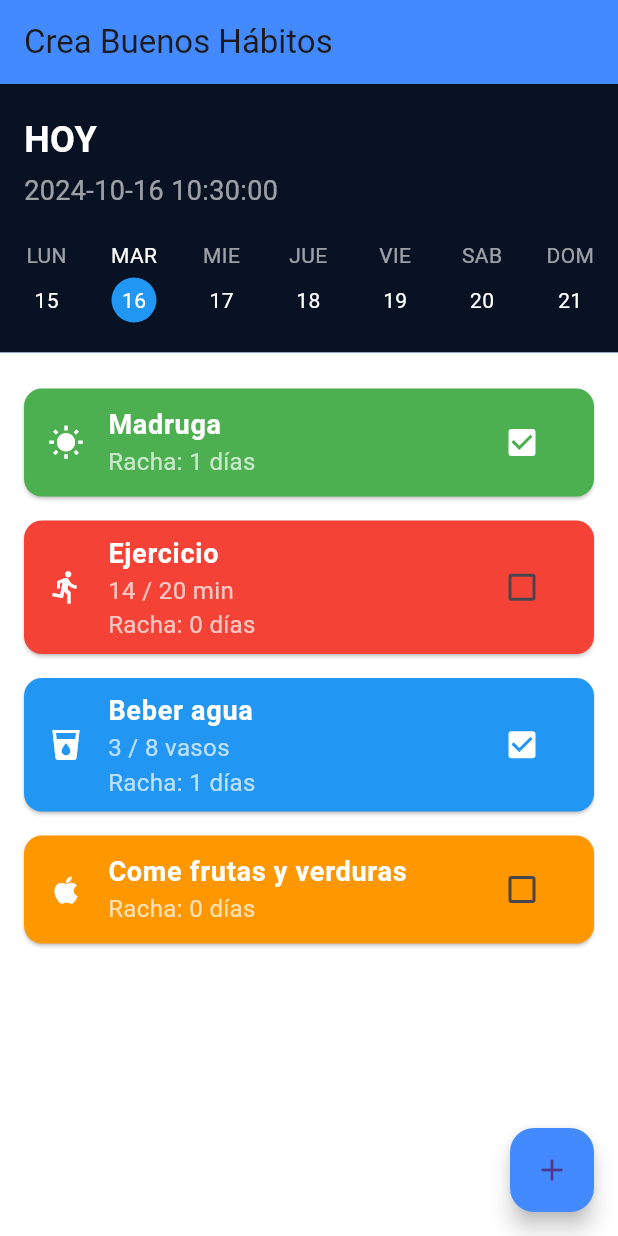
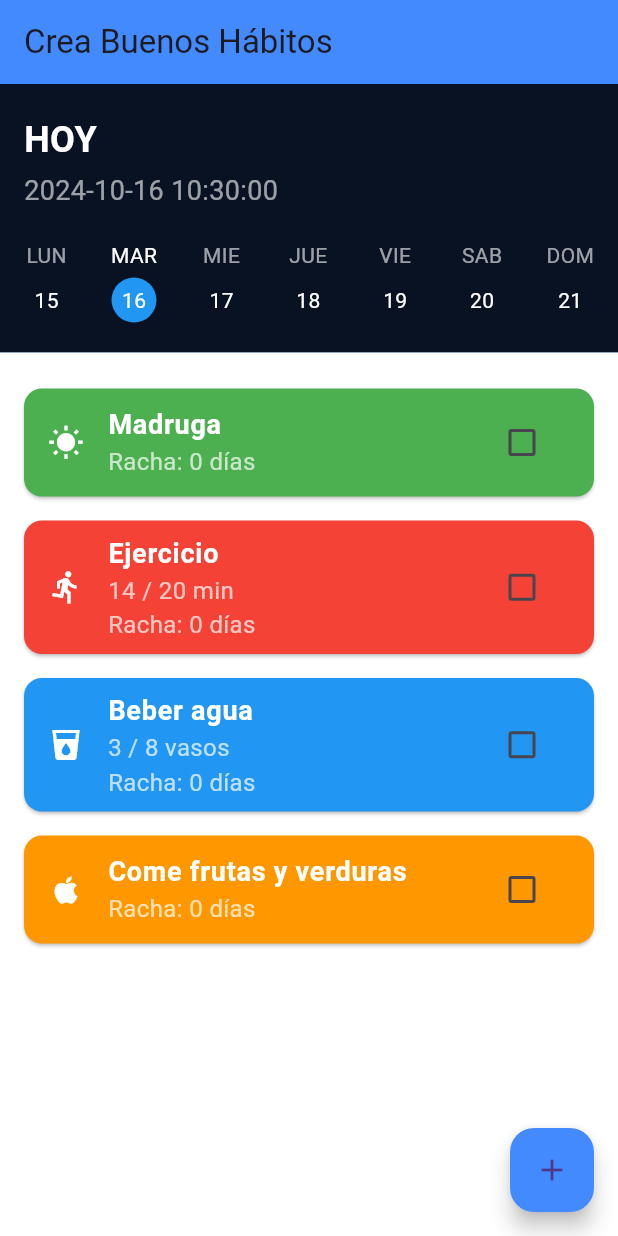
Before and after one commit to daniFlakk/habit_tracker, a Flutter app: the screen it shows after launch, on a phone screen of 412 x 824 dp. Run offline on Flutter 3.47's test engine with Material 3 defaults, Android fonts, the phone set to English and light mode, and no system bars.

Commit message:
Dejando de utilizar redundancia en los habitos

```diff
--- a/lib/pages/habit_tracker_app.dart
+++ b/lib/pages/habit_tracker_app.dart
@@ -2,13 +2,30 @@ import 'package:flutter/material.dart';
 import 'package:habit_tracker/widgets/calendar_select.dart';
 import 'package:habit_tracker/widgets/habit_list.dart';
 
+class HabitTrackerApp extends StatelessWidget {
+  const HabitTrackerApp({super.key});
+
+  @override
+  Widget build(BuildContext context) {
+    return MaterialApp(
+      debugShowCheckedModeBanner: false,
+      home: HabitTracker(),
+    );
+  }
+}
+
+// Vista principal que maneja el estado de los hábitos
+class HabitTracker extends StatefulWidget {
+  const HabitTracker({super.key});
+
+  @override
+  _HabitTrackerState createState() => _HabitTrackerState();
+}
+
 class _HabitTrackerState extends State<HabitTracker> {
-  int selectedDay =
-      DateTime.now().day; // Día seleccionado (inicialmente el día 5)
+  int selectedDay = DateTime.now().day; // Día seleccionado
 
-  // Mapa para guardar el estado de los hábitos por día
-  Map<int, List<Map<String, dynamic>>> habitsByDay = {
-    15: [
+  List<Map<String, dynamic>> habits = [
     {
       "name": "Madruga",
       "completed": false,
@@ -39,136 +56,170 @@ class _HabitTrackerState extends State<HabitTracker> {
       "color": Colors.orange,
       "icon": Icons.apple
     },
-    ],
-    16: [
-      {
-        "name": "Madruga",
-        "completed": true,
-        "streak": 1,
-        "color": Colors.green,
-        "icon": Icons.wb_sunny
-      },
-      {
-        "name": "Ejercicio",
-        "completed": false,
-        "streak": 0,
-        "progress": "14 / 20 min",
-        "color": Colors.red,
-        "icon": Icons.directions_run
-      },
-      {
-        "name": "Beber agua",
-        "completed": true,
-        "streak": 1,
-        "progress": "3 / 8 vasos",
-        "color": Colors.blue,
-        "icon": Icons.local_drink
-      },
-      {
-        "name": "Come frutas y verduras",
-        "completed": false,
-        "streak": 0,
-        "color": Colors.orange,
-        "icon": Icons.apple
-      },
-    ],
-    17: [
-      {
-        "name": "Madruga",
-        "completed": true,
-        "streak": 1,
-        "color": Colors.green,
-        "icon": Icons.wb_sunny
-      },
-      {
-        "name": "Ejercicio",
-        "completed": false,
-        "streak": 0,
-        "progress": "14 / 20 min",
-        "color": Colors.red,
-        "icon": Icons.directions_run
-      },
-      {
-        "name": "Beber agua",
-        "completed": true,
-        "streak": 1,
-        "progress": "3 / 8 vasos",
-        "color": Colors.blue,
-        "icon": Icons.local_drink
-      },
-      {
-        "name": "Come frutas y verduras",
-        "completed": false,
-        "streak": 0,
-        "color": Colors.orange,
-        "icon": Icons.apple
-      },
-    ],
-    18: [
-      {
-        "name": "Madruga",
-        "completed": true,
-        "streak": 1,
-        "color": Colors.green,
-        "icon": Icons.wb_sunny
-      },
-      {
-        "name": "Ejercicio",
-        "completed": false,
-        "streak": 0,
-        "progress": "14 / 20 min",
-        "color": Colors.red,
-        "icon": Icons.directions_run
-      },
-      {
-        "name": "Beber agua",
-        "completed": true,
-        "streak": 1,
-        "progress": "3 / 8 vasos",
-        "color": Colors.blue,
-        "icon": Icons.local_drink
-      },
-      {
-        "name": "Come frutas y verduras",
-        "completed": false,
-        "streak": 0,
-        "color": Colors.orange,
-        "icon": Icons.apple
-      },
-    ],
-    19: [
-      {
-        "name": "Madruga",
-        "completed": true,
-        "streak": 1,
-        "color": Colors.green,
-        "icon": Icons.wb_sunny
-      },
-      {
-        "name": "Ejercicio",
-        "completed": false,
-        "streak": 0,
-        "progress": "14 / 20 min",
-        "color": Colors.red,
-        "icon": Icons.directions_run
-      },
-      {
-        "name": "Beber agua",
-        "completed": true,
-        "streak": 1,
-        "progress": "3 / 8 vasos",
-        "color": Colors.blue,
-        "icon": Icons.local_drink
-      },
-      {
-        "name": "Come frutas y verduras",
-        "completed": false,
-        "streak": 0,
-        "color": Colors.orange,
-        "icon": Icons.apple
-      },
-    ],
-  };
+  ];
+  // Mapa para guardar el estado de los hábitos por día
+  // Map<int, List<Map<String, dynamic>>> habitsByDay = {
+  //   15: [
+  //     {
+  //       "name": "Madruga",
+  //       "completed": false,
+  //       "streak": 0,
+  //       "color": Colors.green,
+  //       "icon": Icons.wb_sunny
+  //     },
+  //     {
+  //       "name": "Ejercicio",
+  //       "completed": false,
+  //       "streak": 0,
+  //       "progress": "14 / 20 min",
+  //       "color": Colors.red,
+  //       "icon": Icons.directions_run
+  //     },
+  //     {
+  //       "name": "Beber agua",
+  //       "completed": false,
+  //       "streak": 0,
+  //       "progress": "3 / 8 vasos",
+  //       "color": Colors.blue,
+  //       "icon": Icons.local_drink
+  //     },
+  //     {
+  //       "name": "Come frutas y verduras",
+  //       "completed": false,
+  //       "streak": 0,
+  //       "color": Colors.orange,
+  //       "icon": Icons.apple
+  //     },
+  //   ],
+  //   16: [
+  //     {
+  //       "name": "Madruga",
+  //       "completed": true,
+  //       "streak": 1,
+  //       "color": Colors.green,
+  //       "icon": Icons.wb_sunny
+  //     },
+  //     {
+  //       "name": "Ejercicio",
+  //       "completed": false,
+  //       "streak": 0,
+  //       "progress": "14 / 20 min",
+  //       "color": Colors.red,
+  //       "icon": Icons.directions_run
+  //     },
+  //     {
+  //       "name": "Beber agua",
+  //       "completed": true,
+  //       "streak": 1,
+  //       "progress": "3 / 8 vasos",
+  //       "color": Colors.blue,
+  //       "icon": Icons.local_drink
+  //     },
+  //     {
+  //       "name": "Come frutas y verduras",
+  //       "completed": false,
+  //       "streak": 0,
+  //       "color": Colors.orange,
+  //       "icon": Icons.apple
+  //     },
+  //   ],
+  //   17: [
+  //     {
+  //       "name": "Madruga",
+  //       "completed": true,
+  //       "streak": 1,
+  //       "color": Colors.green,
+  //       "icon": Icons.wb_sunny
+  //     },
+  //     {
+  //       "name": "Ejercicio",
+  //       "completed": false,
+  //       "streak": 0,
+  //       "progress": "14 / 20 min",
+  //       "color": Colors.red,
+  //       "icon": Icons.directions_run
+  //     },
+  //     {
+  //       "name": "Beber agua",
+  //       "completed": true,
+  //       "streak": 1,
+  //       "progress": "3 / 8 vasos",
+  //       "color": Colors.blue,
+  //       "icon": Icons.local_drink
+  //     },
+  //     {
+  //       "name": "Come frutas y verduras",
+  //       "completed": false,
+  //       "streak": 0,
+  //       "color": Colors.orange,
+  //       "icon": Icons.apple
+  //     },
+  //   ],
+  //   18: [
+  //     {
+  //       "name": "Madruga",
+  //       "completed": true,
+  //       "streak": 1,
+  //       "color": Colors.green,
+  //       "icon": Icons.wb_sunny
+  //     },
+  //     {
+  //       "name": "Ejercicio",
+  //       "completed": false,
+  //       "streak": 0,
+  //       "progress": "14 / 20 min",
+  //       "color": Colors.red,
+  //       "icon": Icons.directions_run
+  //     },
+  //     {
+  //       "name": "Beber agua",
+  //       "completed": true,
+  //       "streak": 1,
+  //       "progress": "3 / 8 vasos",
+  //       "color": Colors.blue,
+  //       "icon": Icons.local_drink
+  //     },
+  //     {
+  //       "name": "Come frutas y verduras",
+  //       "completed": false,
+  //       "streak": 0,
+  //       "color": Colors.orange,
+  //       "icon": Icons.apple
+  //     },
+  //   ],
+  //   19: [
+  //     {
+  //       "name": "Madruga",
+  //       "completed": true,
+  //       "streak": 1,
+  //       "color": Colors.green,
+  //       "icon": Icons.wb_sunny
+  //     },
+  //     {
+  //       "name": "Ejercicio",
+  //       "completed": false,
+  //       "streak": 0,
+  //       "progress": "14 / 20 min",
+  //       "color": Colors.red,
+  //       "icon": Icons.directions_run
+  //     },
+  //     {
+  //       "name": "Beber agua",
+  //       "completed": true,
+  //       "streak": 1,
+  //       "progress": "3 / 8 vasos",
+  //       "color": Colors.blue,
+  //       "icon": Icons.local_drink
+  //     },
+  //     {
+  //       "name": "Come frutas y verduras",
+  //       "completed": false,
+  //       "streak": 0,
+  //       "color": Colors.orange,
+  //       "icon": Icons.apple
+  //     },
+  //   ],
+  // };
 
   // Cambia el día seleccionado
   void changeSelectedDay(int day) {
@@ -179,7 +230,7 @@ class _HabitTrackerState extends State<HabitTracker> {
 
   // Alterna la finalización de un hábito y actualiza la racha
   void toggleHabitCompletion(int index) {
-    List<Map<String, dynamic>>? habits = habitsByDay[selectedDay] ?? [];
+    //List<Map<String, dynamic>>? habits = habits ?? [];
     if (habits.isNotEmpty) {
       setState(() {
         habits[index]['completed'] = !habits[index]['completed'];
@@ -212,7 +263,7 @@ class _HabitTrackerState extends State<HabitTracker> {
           // Sección de tarjetas de hábitos
           Expanded(
             child: HabitList(
-              habits: habitsByDay[selectedDay] ?? [],
+              habits: habits,
               toggleCompletion: toggleHabitCompletion,
             ),
           ),
@@ -226,23 +277,3 @@ class _HabitTrackerState extends State<HabitTracker> {
     );
   }
 }
-
-// Vista principal que maneja el estado de los hábitos
-class HabitTracker extends StatefulWidget {
-  const HabitTracker({super.key});
-
-  @override
-  _HabitTrackerState createState() => _HabitTrackerState();
-}
-
-class HabitTrackerApp extends StatelessWidget {
-  const HabitTrackerApp({super.key});
-
-  @override
-  Widget build(BuildContext context) {
-    return MaterialApp(
-      debugShowCheckedModeBanner: false,
-      home: HabitTracker(),
-    );
-  }
-}
```
Lines whose indentation alone changed are shown as unchanged.
